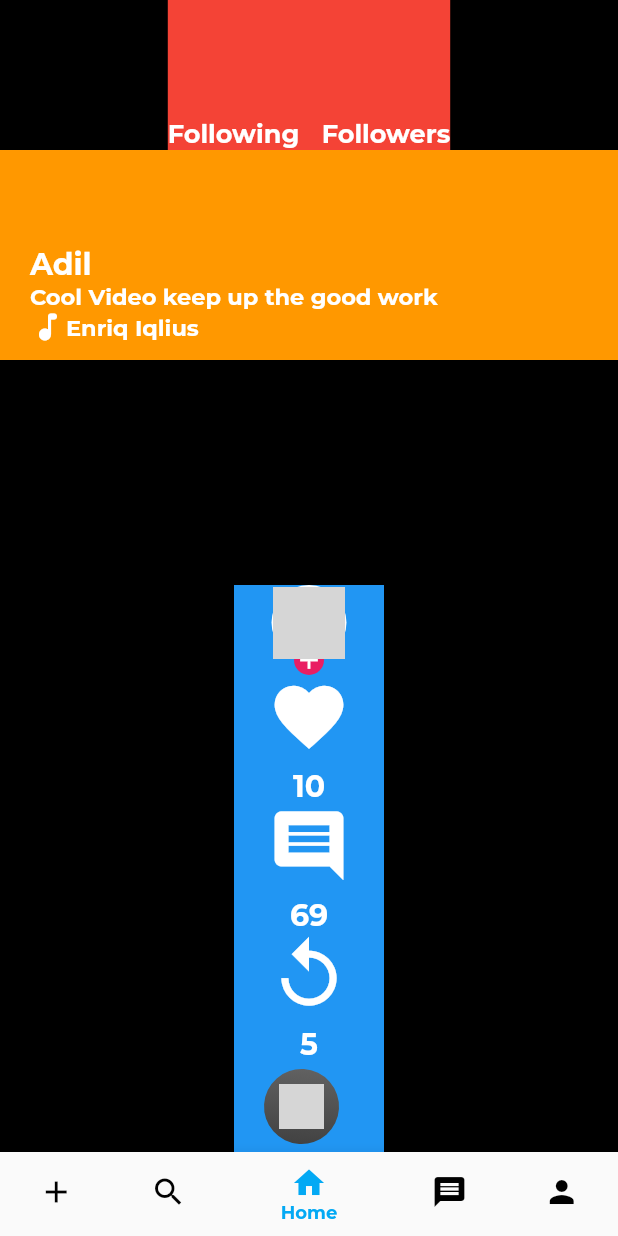
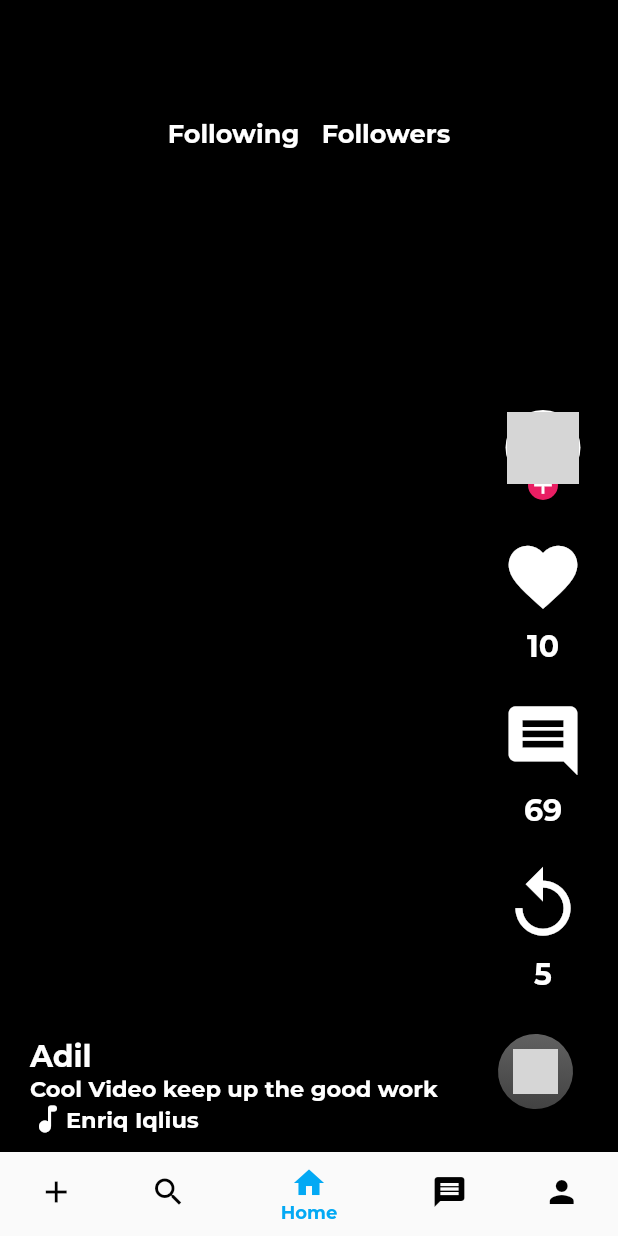
Before and after one commit to Adil-Rangila/tik_tok, a Flutter app: the screen it shows once a user with an empty profile is signed in, on a phone screen of 412 x 824 dp. Run offline on Flutter 3.47's test engine with Material 2 defaults, Android fonts, the phone set to English and light mode, and no system bars; our stand-ins replace cloud_firestore, firebase_auth, firebase_core, google_fonts; accounts and stored records are empty; network calls fail; grey boxes are pictures that could not be loaded.

Commit message:
Update videos.dart

```diff
--- a/lib/pages/videos.dart
+++ b/lib/pages/videos.dart
@@ -102,7 +102,7 @@ class _VideosState extends State<Videos> {
             children: [
               //top section
               Container(
-                color: Colors.red,
+                //    color: Colors.red,
                 height: 100,
                 child: Row(
                   crossAxisAlignment: CrossAxisAlignment.end,
@@ -122,9 +122,12 @@ class _VideosState extends State<Videos> {
               ),
               //middle Section
               Expanded(
-                child: Container(
+                child: Row(
+                  mainAxisAlignment: MainAxisAlignment.spaceBetween,
+                  children: [
+                    Container(
                       padding: EdgeInsets.only(left: 20, bottom: 10),
-                  color: Colors.orange,
+                      //  color: Colors.orange,
                       child: Column(
                         crossAxisAlignment: CrossAxisAlignment.start,
                         mainAxisAlignment: MainAxisAlignment.end,
@@ -155,10 +158,9 @@ class _VideosState extends State<Videos> {
                         ],
                       ),
                     ),
-              ),
                     //right section
                     Container(
-                color: Colors.blue,
+                      //    color: Colors.blue,
                       width: 100,
                       margin: EdgeInsets.only(top: 150),
                       child: Column(
@@ -167,14 +169,16 @@ class _VideosState extends State<Videos> {
                           buildProfile(),
                           Column(
                             children: [
-                        Icon(Icons.favorite, size: 55, color: Colors.white),
+                              Icon(Icons.favorite,
+                                  size: 55, color: Colors.white),
                               SizedBox(height: 7),
                               Text('10', style: myStyle(20, Colors.white)),
                             ],
                           ),
                           Column(
                             children: [
-                        Icon(Icons.comment, size: 55, color: Colors.white),
+                              Icon(Icons.comment,
+                                  size: 55, color: Colors.white),
                               SizedBox(height: 7),
                               Text('69', style: myStyle(20, Colors.white)),
                             ],
@@ -191,6 +195,9 @@ class _VideosState extends State<Videos> {
                       ),
                     ),
                   ],
+                ),
+              ),
+            ],
           )
         ],
       ),
```
Lines whose indentation alone changed are shown as unchanged.
